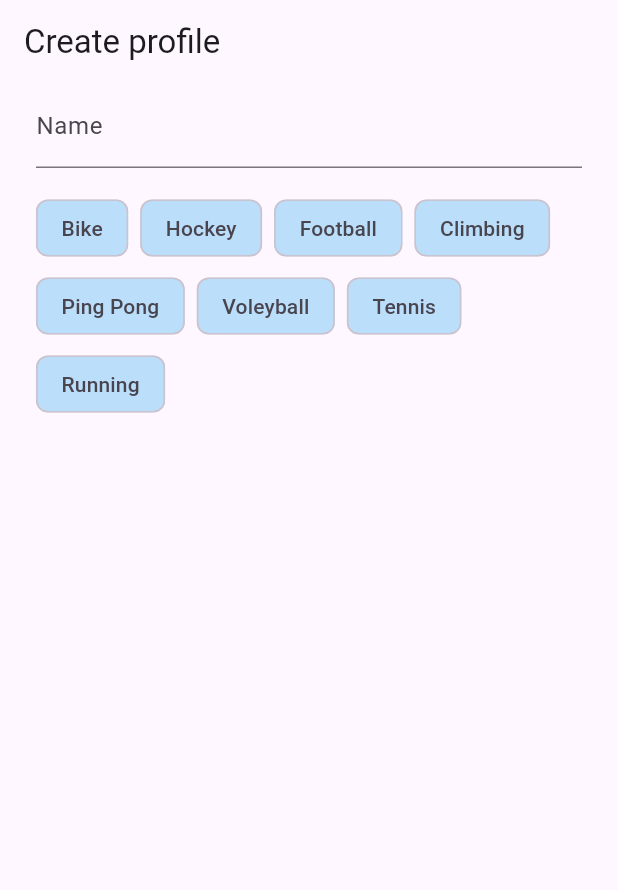
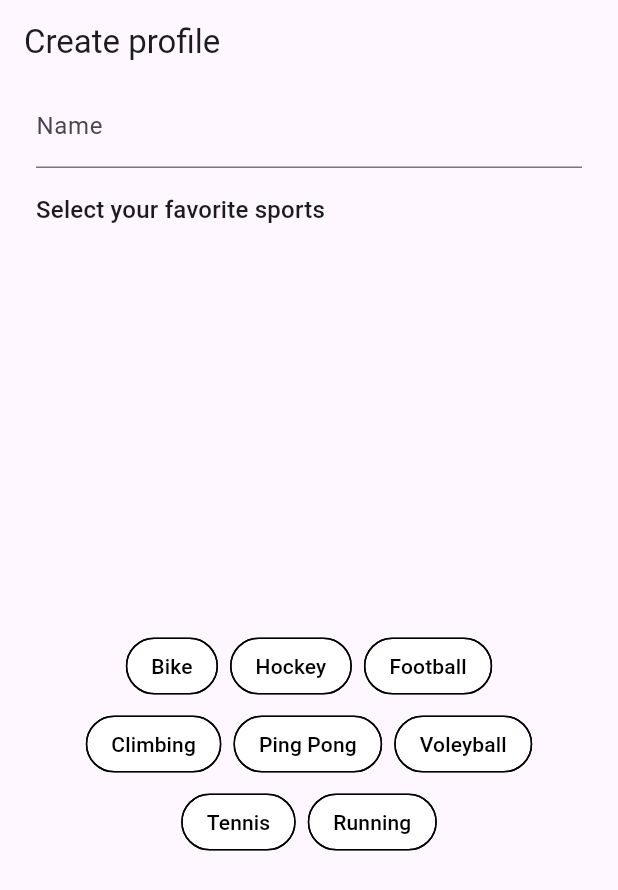
Before and after one commit to aurochs108/sport_matcher, a Flutter app: the CreateProfileScreen screen opened directly, on a phone screen of 412 x 824 dp. Shown: the top 890 px of the screen. Run offline on Flutter 3.47's test engine with Material 3 defaults, Android fonts, the phone set to English and light mode, and no system bars; missing offline and left inert: dart:ffi.

Commit message:
added chips view with proper styling

```diff
--- a/lib/ui/core/theme/app_theme.dart
+++ b/lib/ui/core/theme/app_theme.dart
@@ -25,8 +25,10 @@ class AppTheme {
     return MediaQuery.of(context).padding;
   }
 
-  // Spacers
+  // Spacings
 
   static const double columnSpacingSmall = 8.0;
   static const double columnSpacingMedium = 16.0;
+
+  static const double rowSpacingSmall = 4.0;
 }
--- a/lib/ui/core/ui/collections/chips_screen_view.dart
+++ b/lib/ui/core/ui/collections/chips_screen_view.dart
@@ -1,4 +1,5 @@
 import 'package:flutter/material.dart';
+import 'package:sport_matcher/ui/core/theme/app_theme.dart';
 
 class ChipsCollectionView extends StatelessWidget {
   final List<String> items;
@@ -8,15 +9,28 @@ class ChipsCollectionView extends StatelessWidget {
   @override
   Widget build(BuildContext context) {
     return Scaffold(
-      body: Wrap(
-          spacing: 8.0,
-          runSpacing: 4.0,
+      body: Center(
+        child: Padding(
+          padding:
+              AppTheme.horizontalPadding(),
+          child: Wrap(
+            spacing: AppTheme.columnSpacingSmall,
+            runSpacing: AppTheme.rowSpacingSmall,
+            alignment:
+                WrapAlignment.center,
             children: items.map((item) {
               return Chip(
-              label: Text(item),
-              backgroundColor: Colors.blue.shade100,
+                label: Text(
+                  item,
+                  style: const TextStyle(color: Colors.black),
+                ),
+                backgroundColor: Colors.white,
+                shape: const StadiumBorder(),
+                side: const BorderSide(color: Colors.black, width: 1),
               );
             }).toList(),
+          ),
+        ),
       ),
     );
   }
--- /dev/null
+++ b/lib/ui/core/ui/texts/title_medium_text.dart
@@ -0,0 +1,15 @@
+import 'package:flutter/material.dart';
+
+class TitleMediumText extends StatelessWidget {
+  final String text;
+
+  const TitleMediumText({super.key, required this.text});
+
+  @override
+  Widget build(BuildContext context) {
+    return Text(
+      text,
+      style: Theme.of(context).textTheme.titleMedium,
+    );
+  }
+}
--- a/lib/ui/create_profile/widgets/create_profile_screen.dart
+++ b/lib/ui/create_profile/widgets/create_profile_screen.dart
@@ -2,6 +2,7 @@ import 'package:flutter/material.dart';
 import 'package:sport_matcher/ui/core/theme/app_theme.dart';
 import 'package:sport_matcher/ui/core/ui/collections/chips_screen_view.dart';
 import 'package:sport_matcher/ui/core/ui/text_fields/plain_text_field.dart';
+import 'package:sport_matcher/ui/core/ui/texts/title_medium_text.dart';
 import 'package:sport_matcher/ui/create_profile/widgets/create_profile_screen_model.dart';
 
 class CreateProfileScreen extends StatefulWidget {
@@ -28,6 +29,7 @@ class _CreateProfileScreenState extends State<CreateProfileScreen> {
         body: Padding(
           padding: AppTheme.horizontalPadding(),
           child: Column(
+            crossAxisAlignment: CrossAxisAlignment.start,
             spacing: AppTheme.columnSpacingMedium,
             children: [
               PlainTextField(
@@ -36,7 +38,9 @@ class _CreateProfileScreenState extends State<CreateProfileScreen> {
                 title: "Name",
                 validator: widget._viewModel.nameValidator,
               ),
+              TitleMediumText(text: "Select your favorite sports"),
               Expanded(
+                child: Center(
                   child: ChipsCollectionView(items: [
                     "Bike",
                     "Hockey",
@@ -47,6 +51,7 @@ class _CreateProfileScreenState extends State<CreateProfileScreen> {
                     "Tennis",
                     "Running"
                   ]),
+                ),
               )
             ],
           ),
```
Lines whose indentation alone changed are shown as unchanged.
